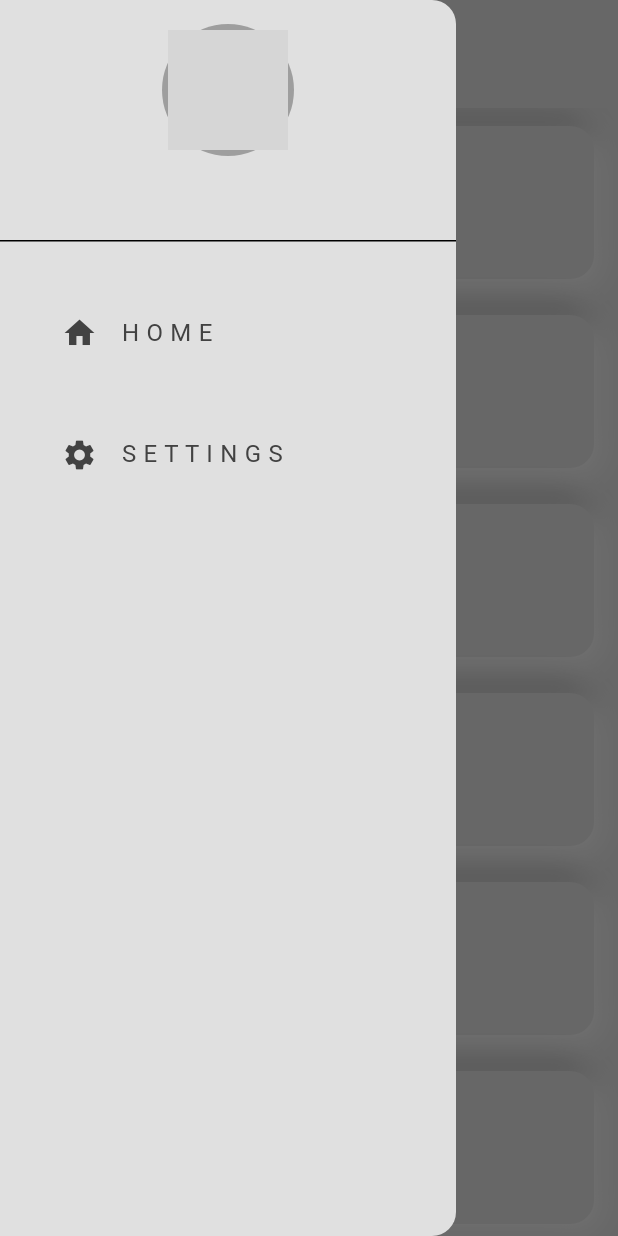
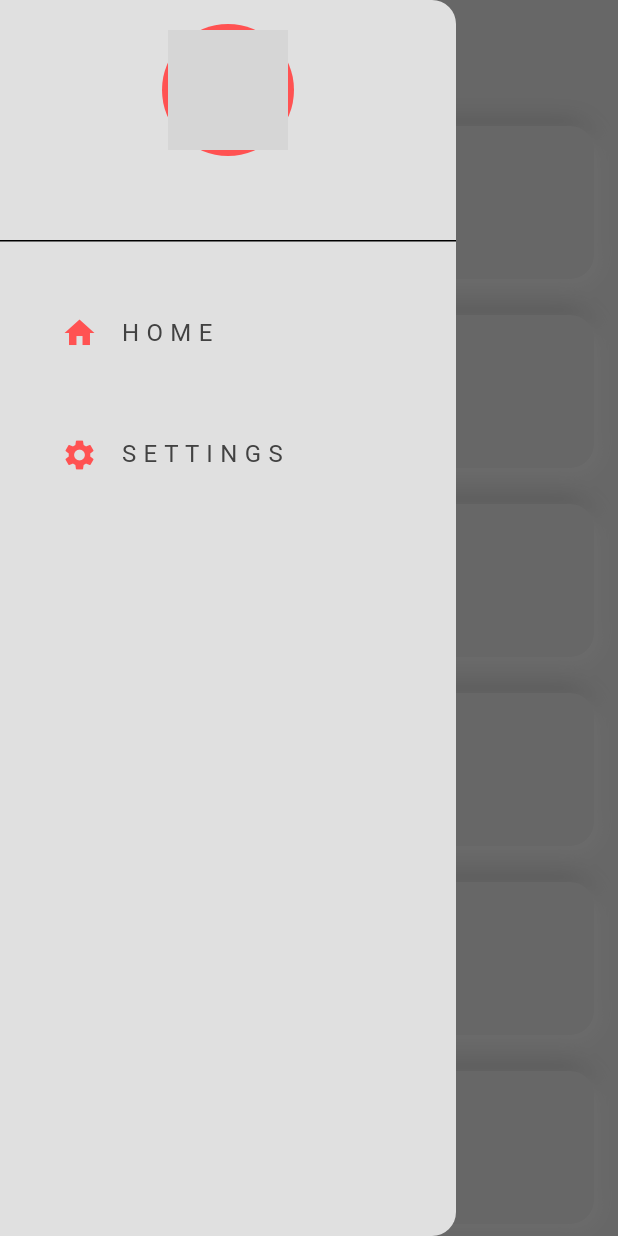
Before and after one commit to BunhengG/vannda_music, a Flutter app: the screen it shows once a user with an empty profile is signed in, with the side drawer open, on a phone screen of 412 x 824 dp. Run offline on Flutter 3.47's test engine with Material 3 defaults, Android fonts, the phone set to English and light mode, and no system bars; our stand-ins replace audioplayers, shared_preferences, supabase_flutter; accounts and stored records are empty; network calls fail; grey boxes are pictures that could not be loaded.

Commit message:
Update UI

```diff
--- a/lib/components/custom_drawer.dart
+++ b/lib/components/custom_drawer.dart
@@ -3,7 +3,7 @@ import 'package:vd_music_player/screens/profile_screen.dart';
 import 'package:vd_music_player/screens/setting_screen.dart';
 
 import '../auth/auth_service.dart';
-import '../constant/theme_builder.dart';
+import '../themes/theme_builder.dart';
 
 class CustomDrawer extends StatefulWidget {
   const CustomDrawer({super.key});
@@ -47,8 +47,8 @@ class _CustomDrawerState extends State<CustomDrawer> {
                   children: [
                     Container(
                       padding: const EdgeInsets.all(4.0),
-                      decoration: BoxDecoration(
-                        color: Theme.of(context).colorScheme.primary,
+                      decoration: const BoxDecoration(
+                        color: Colors.redAccent,
                         shape: BoxShape.circle,
                       ),
                       child: CircleAvatar(
@@ -63,10 +63,9 @@ class _CustomDrawerState extends State<CustomDrawer> {
                     const SizedBox(height: 10.0),
                     Text(
                       userName.toUpperCase(),
-                      style: TextStyle(
-                        fontSize: 24,
-                        fontWeight: FontWeight.w500,
-                        color: Theme.of(context).colorScheme.inversePrimary,
+                      style: const TextStyle(
+                        fontSize: 20,
+                        fontWeight: FontWeight.w400,
                       ),
                     ),
                   ],
@@ -80,7 +79,10 @@ class _CustomDrawerState extends State<CustomDrawer> {
             padding: const EdgeInsets.only(left: 25.0, top: 25.0),
             child: ListTile(
               title: const Text("H O M E"),
-              leading: const Icon(Icons.home),
+              leading: const Icon(
+                Icons.home,
+                color: Colors.redAccent,
+              ),
               onTap: () {
                 Navigator.pop(context);
               },
@@ -90,7 +92,10 @@ class _CustomDrawerState extends State<CustomDrawer> {
             padding: const EdgeInsets.only(left: 25.0, top: 25.0),
             child: ListTile(
               title: const Text("S E T T I N G S"),
-              leading: const Icon(Icons.settings),
+              leading: const Icon(
+                Icons.settings,
+                color: Colors.redAccent,
+              ),
               onTap: () {
                 // close pop
                 Navigator.pop(context);
--- a/lib/components/neu_box.dart
+++ b/lib/components/neu_box.dart
@@ -21,13 +21,13 @@ class NeuBox extends StatelessWidget {
         boxShadow: [
           BoxShadow(
             color: isDarkMode ? Colors.black87 : Colors.grey.shade500,
-            blurRadius: 16,
-            offset: const Offset(-4, -4),
+            blurRadius: 12,
+            offset: const Offset(-2, -2),
           ),
           BoxShadow(
             color: isDarkMode ? Colors.grey.shade800 : Colors.white,
-            blurRadius: 16,
-            offset: const Offset(4, 4),
+            blurRadius: 12,
+            offset: const Offset(2, 2),
           )
         ],
         borderRadius: BorderRadius.circular(16),
@@ -37,3 +37,39 @@ class NeuBox extends StatelessWidget {
     );
   }
 }
+
+class NeuBoxSecond extends StatelessWidget {
+  final Widget child;
+
+  const NeuBoxSecond({
+    super.key,
+    required this.child,
+  });
+
+  @override
+  Widget build(BuildContext context) {
+    // is dark mode
+    bool isDarkMode = Provider.of<ThemeProvider>(context).isDarkMode;
+
+    return Container(
+      decoration: BoxDecoration(
+        color: Theme.of(context).colorScheme.secondaryContainer,
+        boxShadow: [
+          BoxShadow(
+            color: isDarkMode ? Colors.black87 : Colors.grey.shade500,
+            blurRadius: 12,
+            offset: const Offset(-2, -2),
+          ),
+          BoxShadow(
+            color: isDarkMode ? Colors.grey.shade800 : Colors.white,
+            blurRadius: 12,
+            offset: const Offset(2, 2),
+          )
+        ],
+        borderRadius: BorderRadius.circular(16),
+      ),
+      padding: const EdgeInsets.all(15),
+      child: child,
+    );
+  }
+}
--- /dev/null
+++ b/lib/dummyData/list_song.dart
@@ -0,0 +1,84 @@
+import '../models/song.dart';
+
+final List<Song> playlistsDummy = [
+  // Song 1
+  Song(
+    title: "NEW LIFE",
+    artistName: "VANNDA",
+    albumName: "Skull III",
+    albumArtImagePath: "assets/images/s1.png",
+    audioPath: "audio/NEW_LIFE.mp3",
+  ),
+
+  // Song 2
+  Song(
+    title: "J+O ZERO III",
+    artistName: "VANNDA",
+    albumName: "Skull III",
+    albumArtImagePath: "assets/images/s2.png",
+    audioPath: "audio/JO_ZERO_III.mp3",
+  ),
+
+  // Song 3
+  Song(
+    title: "BAD LIL BOO",
+    artistName: "VANNDA",
+    albumName: "Skull III",
+    albumArtImagePath: "assets/images/s3.png",
+    audioPath: "audio/BAD_LIL_BOO.mp3",
+  ),
+
+  // Song 4
+  Song(
+    title: "SANGKRAN MAGIC",
+    artistName: "VANNDA",
+    albumName: "Skull III",
+    albumArtImagePath: "assets/images/s4.png",
+    audioPath: "audio/SANGKRAN_MAGIC.mp3",
+  ),
+
+  // Song 5
+  Song(
+    title: "KHMER GENTLEMEN",
+    artistName: "VANTHAN FT VANNDA",
+    albumName: "",
+    albumArtImagePath: "assets/images/s5.png",
+    audioPath: "audio/Khmer_Gentlemen.mp3",
+  ),
+
+  // Song 6
+  Song(
+    title: "POINT OF NO RETURN",
+    artistName: "VANTHAN FT VANNDA",
+    albumName: "",
+    albumArtImagePath: "assets/images/s6.png",
+    audioPath: "audio/Point_of_No_Return.mp3",
+  ),
+
+  // Song 7
+  Song(
+    title: "UNBROKEN",
+    artistName: "SUZANA",
+    albumName: "",
+    albumArtImagePath: "assets/images/s7.png",
+    audioPath: "audio/SUZANA_UNBROKEN.mp3",
+  ),
+
+  // Song 8
+  Song(
+    title: "1NA",
+    artistName: "NORITH FT YUUHAI",
+    albumName: "",
+    albumArtImagePath: "assets/images/s8.png",
+    audioPath: "audio/1NA.mp3",
+  ),
+
+  // Song 9
+  Song(
+    title: "KRA MOAM SROK NA",
+    artistName: "NORITH",
+    albumName: "",
+    albumArtImagePath: "assets/images/s9.png",
+    audioPath: "audio/NORITH_ft_VANNDA.mp3",
+  )
+];
--- a/lib/providers/playlist_provider.dart
+++ b/lib/providers/playlist_provider.dart
@@ -2,89 +2,10 @@ import 'package:audioplayers/audioplayers.dart';
 import 'package:flutter/material.dart';
 import 'package:vd_music_player/models/song.dart';
 
+import '../dummyData/list_song.dart';
+
 class PlaylistProvider extends ChangeNotifier {
-  final List<Song> _playlists = [
-    // Song 1
-    Song(
-      title: "NEW LIFE",
-      artistName: "VANNDA",
-      albumName: "Skull III",
-      albumArtImagePath: "assets/images/s1.png",
-      audioPath: "audio/NEW_LIFE.mp3",
-    ),
-
-    // Song 2
-    Song(
-      title: "J+O ZERO III",
-      artistName: "VANNDA",
-      albumName: "Skull III",
-      albumArtImagePath: "assets/images/s2.png",
-      audioPath: "audio/JO_ZERO_III.mp3",
-    ),
-
-    // Song 3
-    Song(
-      title: "BAD LIL BOO",
-      artistName: "VANNDA",
-      albumName: "Skull III",
-      albumArtImagePath: "assets/images/s3.png",
-      audioPath: "audio/BAD_LIL_BOO.mp3",
-    ),
-
-    // Song 4
-    Song(
-      title: "SANGKRAN MAGIC",
-      artistName: "VANNDA",
-      albumName: "Skull III",
-      albumArtImagePath: "assets/images/s4.png",
-      audioPath: "audio/SANGKRAN_MAGIC.mp3",
-    ),
-
-    // Song 5
-    Song(
-      title: "KHMER GENTLEMEN",
-      artistName: "VANTHAN FT VANNDA",
-      albumName: "",
-      albumArtImagePath: "assets/images/s5.png",
-      audioPath: "audio/Khmer_Gentlemen.mp3",
-    ),
-
-    // Song 6
-    Song(
-      title: "POINT OF NO RETURN",
-      artistName: "VANTHAN FT VANNDA",
-      albumName: "",
-      albumArtImagePath: "assets/images/s6.png",
-      audioPath: "audio/Point_of_No_Return.mp3",
-    ),
-
-    // Song 7
-    Song(
-      title: "UNBROKEN",
-      artistName: "SUZANA",
-      albumName: "",
-      albumArtImagePath: "assets/images/s7.png",
-      audioPath: "audio/SUZANA_UNBROKEN.mp3",
-    ),
-
-    // Song 8
-    Song(
-      title: "1NA",
-      artistName: "NORITH FT YUUHAI",
-      albumName: "",
-      albumArtImagePath: "assets/images/s8.png",
-      audioPath: "audio/1NA.mp3",
-    ),
-
-    // Song 9
-    Song(
-      title: "KRA MOAM SROK NA",
-      artistName: "NORITH",
-      albumName: "",
-      albumArtImagePath: "assets/images/s9.png",
-      audioPath: "audio/NORITH_ft_VANNDA.mp3",
-    )
-  ];
+  late final List<Song> _playlists;
 
   // current song playing index
   int? _currentSongIndex;
@@ -98,6 +19,7 @@ class PlaylistProvider extends ChangeNotifier {
 
   // constructor
   PlaylistProvider() {
+    _playlists = playlistsDummy;
     listenToDuration();
   }
 
--- a/lib/screens/home_screen.dart
+++ b/lib/screens/home_screen.dart
@@ -4,7 +4,7 @@ import 'package:vd_music_player/components/custom_drawer.dart';
 import 'package:vd_music_player/components/neu_box.dart';
 import 'package:vd_music_player/providers/playlist_provider.dart';
 
-import '../constant/theme_builder.dart';
+import '../themes/theme_builder.dart';
 import '../models/song.dart';
 import 'song_screen.dart';
 
@@ -56,15 +56,16 @@ class _HomeScreenState extends State<HomeScreen> {
         elevation: 0,
       ),
       drawer: const CustomDrawer(),
-      body: Padding(
-        padding: const EdgeInsets.only(top: 16.0),
-        child: Consumer<PlaylistProvider>(
+      body: Consumer<PlaylistProvider>(
         builder: (context, value, child) {
           // get playlist
           final List<Song> playlists = value.playlists;
 
           // return list view UI
           return ListView.builder(
+            padding: const EdgeInsets.only(top: 16),
+            shrinkWrap: true,
+            physics: const BouncingScrollPhysics(),
             itemCount: playlists.length,
             itemBuilder: (context, index) {
               // get individual song
@@ -92,7 +93,6 @@ class _HomeScreenState extends State<HomeScreen> {
           );
         },
       ),
-      ),
     );
   }
 }
--- a/lib/screens/profile_screen.dart
+++ b/lib/screens/profile_screen.dart
@@ -1,7 +1,7 @@
 import 'package:flutter/material.dart';
 
 import '../auth/auth_service.dart';
-import '../constant/theme_builder.dart';
+import '../themes/theme_builder.dart';
 import 'login_screen.dart';
 
 class ProfilePage extends StatefulWidget {
@@ -20,7 +20,7 @@ class _ProfilePageState extends State<ProfilePage> {
     if (mounted) {
       Navigator.of(context).popUntil((route) => route.isFirst);
       Navigator.of(context).pushReplacement(
-        MaterialPageRoute(builder: (context) => const LoginPage()),
+        SlideMaterialPageRoute(builder: (context) => const LoginPage()),
       ); // Directly push LoginPage
     }
   }
--- a/lib/screens/setting_screen.dart
+++ b/lib/screens/setting_screen.dart
@@ -26,6 +26,8 @@ class SettingScreen extends StatelessWidget {
       body: Padding(
         padding: const EdgeInsets.all(16.0),
         child: NeuBox(
+          child: Padding(
+            padding: const EdgeInsets.symmetric(vertical: 8.0),
             child: Row(
               mainAxisAlignment: MainAxisAlignment.spaceBetween,
               children: [
@@ -50,6 +52,7 @@ class SettingScreen extends StatelessWidget {
             ),
           ),
         ),
+      ),
     );
   }
 }
--- a/lib/themes/light_mode.dart
+++ b/lib/themes/light_mode.dart
@@ -3,6 +3,7 @@ import 'package:flutter/material.dart';
 ThemeData lightMode = ThemeData(
   colorScheme: ColorScheme.light(
     surface: Colors.grey.shade300,
+    secondaryContainer: Colors.redAccent,
     primary: Colors.grey.shade500,
     secondary: Colors.grey.shade200,
     inversePrimary: Colors.grey.shade900,
--- a/lib/widget/appBarWidget.dart
+++ b/lib/widget/appBarWidget.dart
@@ -1,6 +1,6 @@
 import 'package:flutter/material.dart';
 
-import '../constant/theme_builder.dart';
+import '../themes/theme_builder.dart';
 
 class CustomAppBar extends StatelessWidget implements PreferredSizeWidget {
   final String title;
--- a/lib/widget/buttonWidget.dart
+++ b/lib/widget/buttonWidget.dart
@@ -21,13 +21,14 @@ class CustomElevatedButton extends StatelessWidget {
   Widget build(BuildContext context) {
     return GestureDetector(
       onTap: onPressed,
-      child: NeuBox(
+      child: NeuBoxSecond(
         child: Text(
           textAlign: TextAlign.center,
           text.toUpperCase(),
           style: TextStyle(
             fontWeight: FontWeight.bold,
             fontSize: fontSize,
+            color: Colors.white,
           ),
         ),
       ),
--- a/lib/widget/textFieldWidget.dart
+++ b/lib/widget/textFieldWidget.dart
@@ -1,5 +1,4 @@
 import 'package:flutter/material.dart';
-import 'package:vd_music_player/components/neu_box.dart';
 
 class CustomTextField extends StatelessWidget {
   final String labelText;
@@ -23,12 +22,12 @@ class CustomTextField extends StatelessWidget {
 
   @override
   Widget build(BuildContext context) {
-    return NeuBox(
-      child: TextField(
+    return TextField(
       decoration: InputDecoration(
         labelText: labelText,
         labelStyle: labelStyle,
         filled: true,
+        border: OutlineInputBorder(borderRadius: BorderRadius.circular(10)),
         fillColor: Theme.of(context).colorScheme.surface,
         prefixIcon: leadingIcon,
       ),
@@ -36,7 +35,6 @@ class CustomTextField extends StatelessWidget {
       keyboardType: keyboardType,
       obscureText: obscureText,
       style: textStyle ?? const TextStyle(color: Colors.black),
-      ),
     );
   }
 }
```
Also changed, not shown: lib/screens/login_screen.dart (+44 -16 lines), lib/screens/register_screen.dart (+46 -22 lines), lib/screens/song_screen.dart (+6 -2 lines), lib/widget/addEditWidget.dart (deleted, +0 -60 lines), lib/widget/deleteWidget.dart (deleted, +0 -44 lines), assets/images/logo.jpg (added), lib/themes/theme_builder.dart (renamed from lib/constant/theme_builder.dart). Lines whose indentation alone changed are shown as unchanged.
